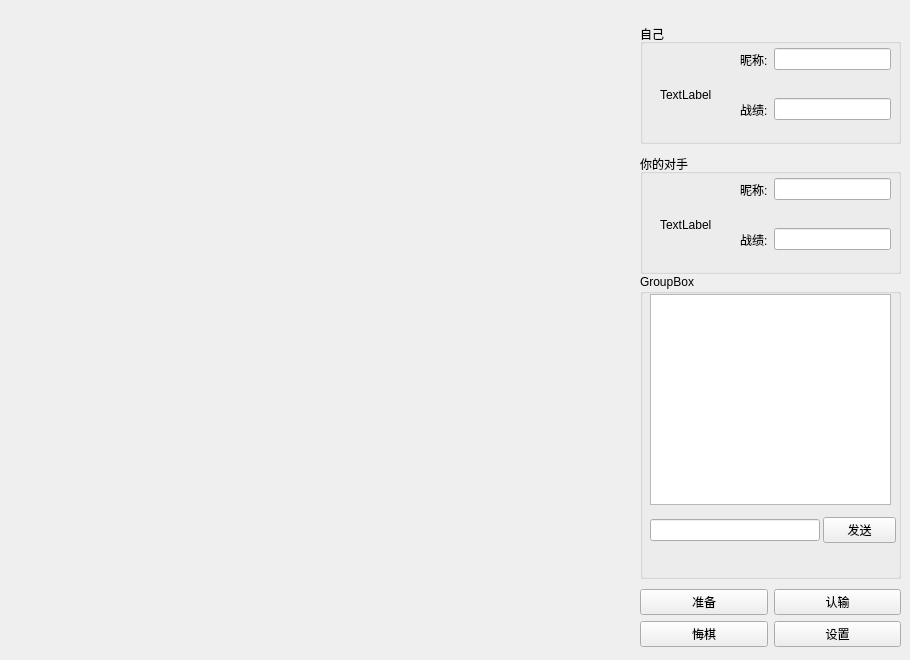
Mango-HaiK/Gomuku, file Gomoku/HomePage.ui: the form before one commit.
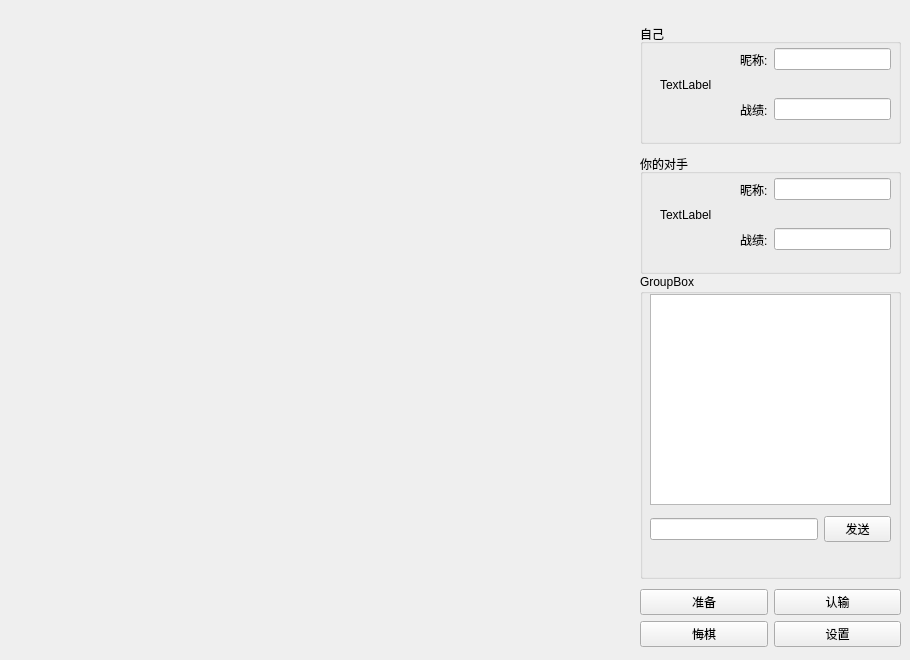
The form after the commit.

```diff
--- a/Gomoku/HomePage.ui
+++ b/Gomoku/HomePage.ui
@@ -55,7 +55,7 @@
        <property name="geometry">
         <rect>
          <x>20</x>
-         <y>40</y>
+         <y>30</y>
          <width>61</width>
          <height>61</height>
         </rect>
@@ -131,7 +131,7 @@
        <property name="geometry">
         <rect>
          <x>20</x>
-         <y>40</y>
+         <y>30</y>
          <width>61</width>
          <height>61</height>
         </rect>
@@ -225,8 +225,8 @@
         <rect>
          <x>10</x>
          <y>240</y>
-         <width>246</width>
-         <height>33</height>
+         <width>241</width>
+         <height>31</height>
         </rect>
        </property>
        <layout class="QHBoxLayout" name="horizontalLayout_9">
@@ -234,17 +234,23 @@
          <widget class="QLineEdit" name="lineEdit_5">
           <property name="minimumSize">
            <size>
-            <width>170</width>
+            <width>12</width>
             <height>0</height>
            </size>
           </property>
+          <property name="maximumSize">
+           <size>
+            <width>500</width>
+            <height>16777215</height>
+           </size>
+          </property>
          </widget>
         </item>
         <item>
          <widget class="QPushButton" name="pushButton_7">
           <property name="maximumSize">
            <size>
-            <width>73</width>
+            <width>67</width>
             <height>16777215</height>
            </size>
           </property>
```
Left out of the diff: 8 changed lines with no effect on the pictures.
